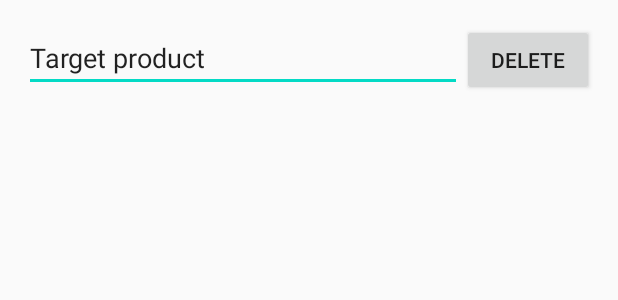
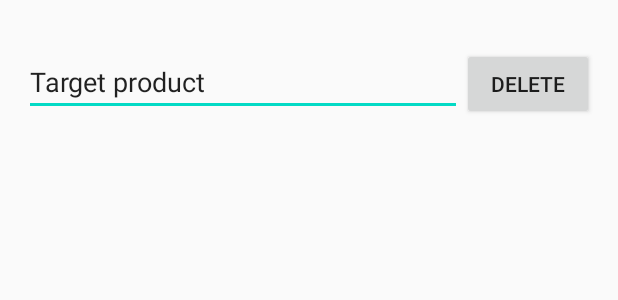
Before and after one commit to AsvenAAA/FoodController, an Android app: the layout popup_delete_target_small_window.xml on its own in the app's theme, with its tools: preview values and no code run, on a phone screen of 412 x 824 dp. Shown: the top 300 px of the screen. Run offline under Robolectric (Android 15) with nearby library versions, the phone set to English and light mode, and no system bars.

Commit message:
Добавил PopUpWindow для удаления определенного слова.

```diff
--- a/app/src/main/res/layout/popup_delete_target_small_window.xml
+++ b/app/src/main/res/layout/popup_delete_target_small_window.xml
@@ -5,18 +5,21 @@
     android:layout_height="wrap_content"
     android:orientation="horizontal"
     android:layout_margin="@dimen/standard_layout_margin"
-    android:layout_gravity="center_horizontal">
+    android:layout_gravity="center_horizontal"
+    android:paddingTop="@dimen/standard_layout_padding">
 
     <EditText
-        android:layout_width="wrap_content"
+        android:id="@+id/target_to_delete"
+        android:layout_width="0dp"
         android:layout_height="wrap_content"
-        android:text="@string/popup_delete_target_edit_text_message"
+        android:layout_weight="1"
         android:inputType="text"
-        android:layout_weight="1">
+        android:text="@string/popup_delete_target_edit_text_message">
 
     </EditText>
 
     <Button
+        android:id="@+id/popupDeleteButton"
         android:layout_width="wrap_content"
         android:layout_height="wrap_content"
         android:text="@string/delete_button_text">
--- a/build.gradle
+++ b/build.gradle
@@ -8,7 +8,7 @@ buildscript {
 
     }
     dependencies {
-        classpath 'com.android.tools.build:gradle:3.6.3'
+        classpath 'com.android.tools.build:gradle:4.0.0'
         classpath "org.jetbrains.kotlin:kotlin-gradle-plugin:$kotlin_version"
 
         // NOTE: Do not place your application dependencies here; they belong
```
Also changed, not shown: app/src/main/java/com/example/foodcontroller/MainActivity.kt (+23 -8 lines), gradle/wrapper/gradle-wrapper.properties.
